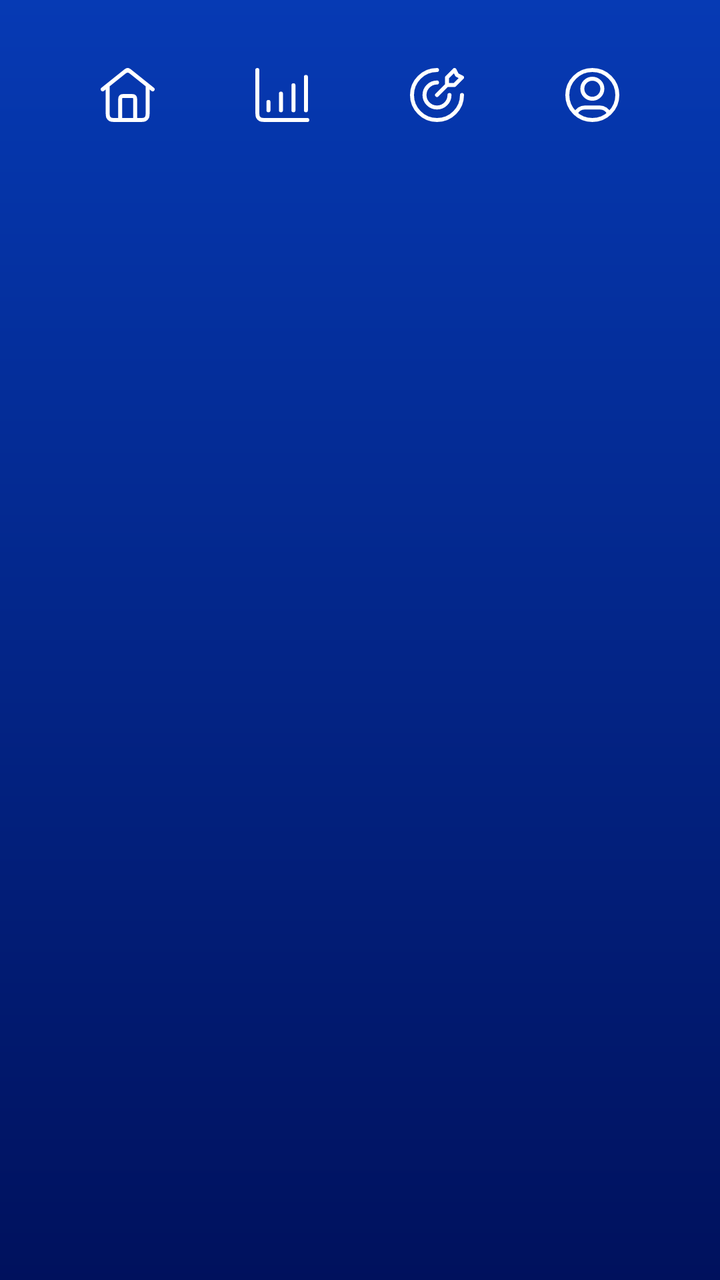
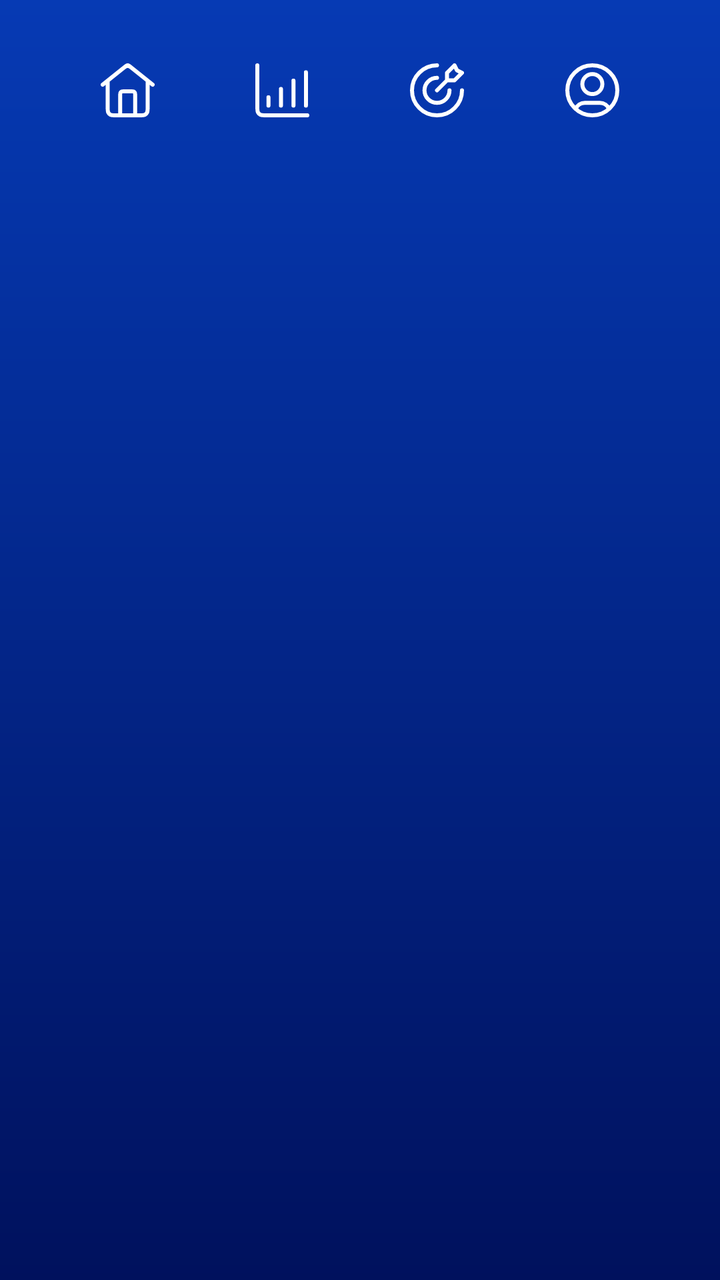

Two renders of the same Android screen: before a commit and after it. Below are the layout's source before the change and the commit's diff.
<!-- AndroidManifest.xml: application theme Theme.RUNOVA -->
<!-- res/layout/layout_navigation_bar.xml -->
<?xml version="1.0" encoding="utf-8"?>
<LinearLayout xmlns:android="http://schemas.android.com/apk/res/android"
    android:id="@+id/navigationBar"
    android:layout_width="match_parent"
    android:layout_height="wrap_content"
    android:orientation="horizontal"
    android:background="@drawable/navbg"
    android:padding="25dp"
    android:elevation="8dp">

    <ImageButton
        android:id="@+id/homeb"
        android:layout_width="40dp"
        android:layout_height="40dp"
        android:background="@android:color/transparent"
        android:contentDescription="homeb"
        android:paddingTop="5dp"
        android:layout_weight="1"
        android:src="@drawable/homeb" />

    <ImageButton
        android:id="@+id/analyticsb"
        android:layout_width="40dp"
        android:layout_height="40dp"
        android:background="@android:color/transparent"
        android:contentDescription="analyticsb"
        android:paddingTop="5dp"
        android:layout_weight="1"
        android:src="@drawable/analyticsb" />

    <ImageButton
        android:id="@+id/targetb"
        android:layout_width="40dp"
        android:layout_height="40dp"
        android:background="@android:color/transparent"
        android:contentDescription="targetb"
        android:paddingTop="5dp"
        android:layout_weight="1"
        android:src="@drawable/targetb" />

    <ImageButton
        android:id="@+id/profileb"
        android:layout_width="40dp"
        android:layout_height="40dp"
        android:background="@android:color/transparent"
        android:contentDescription="profileb"
        android:paddingTop="5dp"
        android:layout_weight="1"
        android:src="@drawable/profileb" />

</LinearLayout>
<!-- resources referenced by this layout -->
<resources>
  <!-- drawable navbg (drawable) -->
  <?xml version="1.0" encoding="utf-8"?>
  <shape xmlns:android="http://schemas.android.com/apk/res/android"
      android:shape="rectangle">
      <gradient
          android:startColor="#00115D"
          android:endColor="#063AB4"
          android:angle="90"
          android:type="linear" />
  </shape>
  <style name="Theme.RUNOVA" parent="Base.Theme.RUNOVA">
          <item name="android:statusBarColor">@android:color/transparent</item>
          <item name="android:windowLightStatusBar">false</item>
  
          
          <item name="android:navigationBarColor">@android:color/transparent</item>
          <item name="android:windowLightNavigationBar">false</item>
          <item name="android:enforceNavigationBarContrast">false</item>
          <item name="android:enforceStatusBarContrast">false</item>
          <item name="android:windowBackground">@drawable/background</item>
  
          
          <item name="android:windowLayoutInDisplayCutoutMode">shortEdges</item>
  
          
          <item name="android:windowAnimationStyle">@style/Animation.RUNOVA.None</item>
      </style>
  <style name="Base.Theme.RUNOVA" parent="Theme.Material3.DayNight.NoActionBar" />
  <!-- drawable background (drawable) -->
  <?xml version="1.0" encoding="utf-8"?>
  <shape xmlns:android="http://schemas.android.com/apk/res/android"
      android:shape="rectangle">
      <gradient
          android:startColor="#0642C4"
          android:endColor="#080042"
          android:angle="90"
          android:type="linear" />
  </shape>
  <style name="Animation.RUNOVA.None" parent="@android:style/Animation.Activity">
          <item name="android:activityOpenEnterAnimation">@null</item>
          <item name="android:activityOpenExitAnimation">@null</item>
          <item name="android:activityCloseEnterAnimation">@null</item>
          <item name="android:activityCloseExitAnimation">@null</item>
      </style>
  <!-- unchanged entries left out for length: 4 -->
</resources>

<!-- the commit's change to res/layout/layout_navigation_bar.xml (unified diff, before → after) -->
@@ -5,46 +5,47 @@
     android:layout_height="wrap_content"
     android:orientation="horizontal"
     android:background="@drawable/navbg"
-    android:padding="25dp"
+    android:paddingHorizontal="25dp"
+    android:paddingVertical="21dp"
     android:elevation="8dp">
 
     <ImageButton
         android:id="@+id/homeb"
-        android:layout_width="40dp"
-        android:layout_height="40dp"
-        android:background="@android:color/transparent"
+        android:layout_width="@dimen/touch_target"
+        android:layout_height="@dimen/touch_target"
+        android:background="?attr/selectableItemBackgroundBorderless"
         android:contentDescription="homeb"
-        android:paddingTop="5dp"
+        android:padding="6dp"
         android:layout_weight="1"
         android:src="@drawable/homeb" />
 
     <ImageButton
         android:id="@+id/analyticsb"
-        android:layout_width="40dp"
-        android:layout_height="40dp"
-        android:background="@android:color/transparent"
+        android:layout_width="@dimen/touch_target"
+        android:layout_height="@dimen/touch_target"
+        android:background="?attr/selectableItemBackgroundBorderless"
         android:contentDescription="analyticsb"
-        android:paddingTop="5dp"
+        android:padding="6dp"
         android:layout_weight="1"
         android:src="@drawable/analyticsb" />
 
     <ImageButton
         android:id="@+id/targetb"
-        android:layout_width="40dp"
-        android:layout_height="40dp"
-        android:background="@android:color/transparent"
+        android:layout_width="@dimen/touch_target"
+        android:layout_height="@dimen/touch_target"
+        android:background="?attr/selectableItemBackgroundBorderless"
         android:contentDescription="targetb"
-        android:paddingTop="5dp"
+        android:padding="6dp"
         android:layout_weight="1"
         android:src="@drawable/targetb" />
 
     <ImageButton
         android:id="@+id/profileb"
-        android:layout_width="40dp"
-        android:layout_height="40dp"
-        android:background="@android:color/transparent"
+        android:layout_width="@dimen/touch_target"
+        android:layout_height="@dimen/touch_target"
+        android:background="?attr/selectableItemBackgroundBorderless"
         android:contentDescription="profileb"
-        android:paddingTop="5dp"
+        android:padding="6dp"
         android:layout_weight="1"
         android:src="@drawable/profileb" />
 
<!-- resource entries referenced after the edit -->
@@ -1,5 +1,6 @@
 <!-- resources referenced by this layout -->
 <resources>
+  <dimen name="touch_target">48dp</dimen>
   <!-- drawable navbg (drawable) -->
   <?xml version="1.0" encoding="utf-8"?>
   <shape xmlns:android="http://schemas.android.com/apk/res/android"
@@ -11,6 +12,18 @@
           android:type="linear" />
   </shape>
   <style name="Theme.RUNOVA" parent="Base.Theme.RUNOVA">
+          <item name="alertDialogTheme">@style/Theme.RUNOVA.AlertDialog</item>
+          
+          <item name="selectableItemBackground">@android:color/transparent</item>
+          <item name="selectableItemBackgroundBorderless">@android:color/transparent</item>
+          <item name="android:selectableItemBackground">@android:color/transparent</item>
+          <item name="colorControlHighlight">@android:color/transparent</item>
+          <item name="rippleColor">@android:color/transparent</item>
+          <item name="android:colorPressedHighlight">@android:color/transparent</item>
+          <item name="android:colorActivatedHighlight">@android:color/transparent</item>
+          <item name="android:colorFocusedHighlight">@android:color/transparent</item>
+          <item name="materialButtonStyle">@style/Theme.RUNOVA.Button</item>
+  
           <item name="android:statusBarColor">@android:color/transparent</item>
           <item name="android:windowLightStatusBar">false</item>
   
@@ -28,6 +41,17 @@
           <item name="android:windowAnimationStyle">@style/Animation.RUNOVA.None</item>
       </style>
   <style name="Base.Theme.RUNOVA" parent="Theme.Material3.DayNight.NoActionBar" />
+  <style name="Theme.RUNOVA.AlertDialog" parent="ThemeOverlay.Material3.MaterialAlertDialog">
+          <item name="colorSurface">@color/card_bg</item>
+          <item name="colorOnSurface">@color/white</item>
+          <item name="colorPrimary">@color/white</item>
+          <item name="android:textColor">@color/white</item>
+          <item name="dialogCornerRadius">@dimen/card_radius</item>
+      </style>
+  <style name="Theme.RUNOVA.Button" parent="Widget.Material3.Button">
+          <item name="rippleColor">@android:color/transparent</item>
+          <item name="android:stateListAnimator">@null</item>
+      </style>
   <!-- drawable background (drawable) -->
   <?xml version="1.0" encoding="utf-8"?>
   <shape xmlns:android="http://schemas.android.com/apk/res/android"
@@ -44,6 +68,9 @@
           <item name="android:activityCloseEnterAnimation">@null</item>
           <item name="android:activityCloseExitAnimation">@null</item>
       </style>
+  <color name="card_bg">#FF0174DB</color>
+  <color name="white">#FFFFFFFF</color>
+  <dimen name="card_radius">20dp</dimen>
   <!-- unchanged entries left out for length: 4 -->
 </resources>
 
